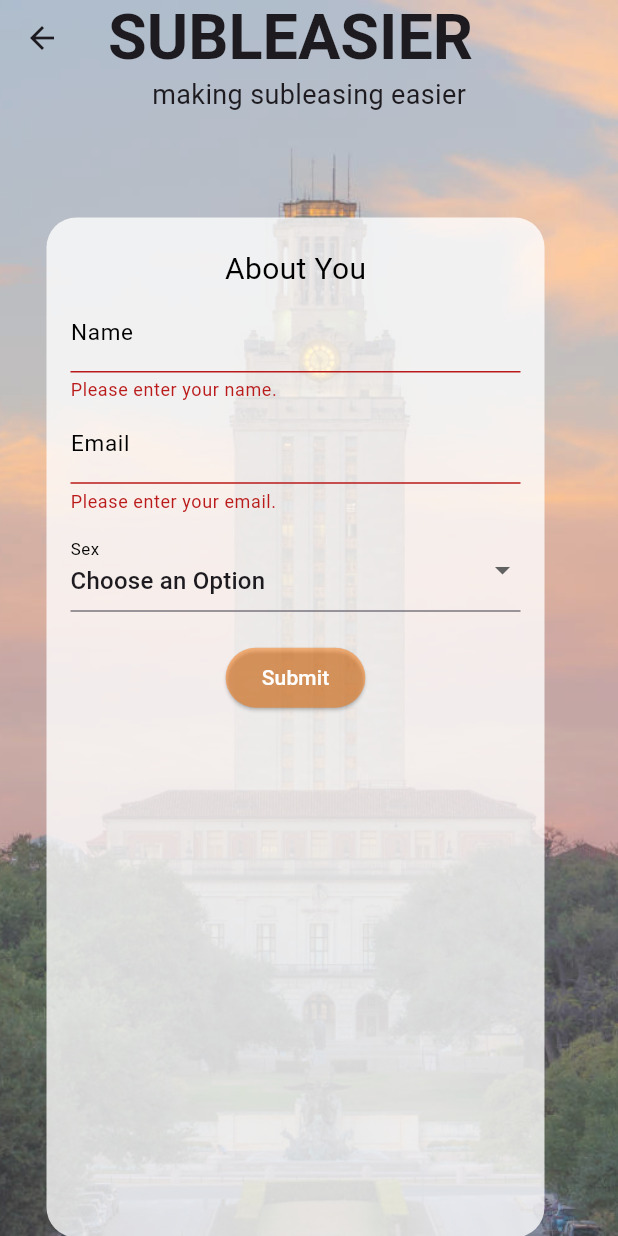
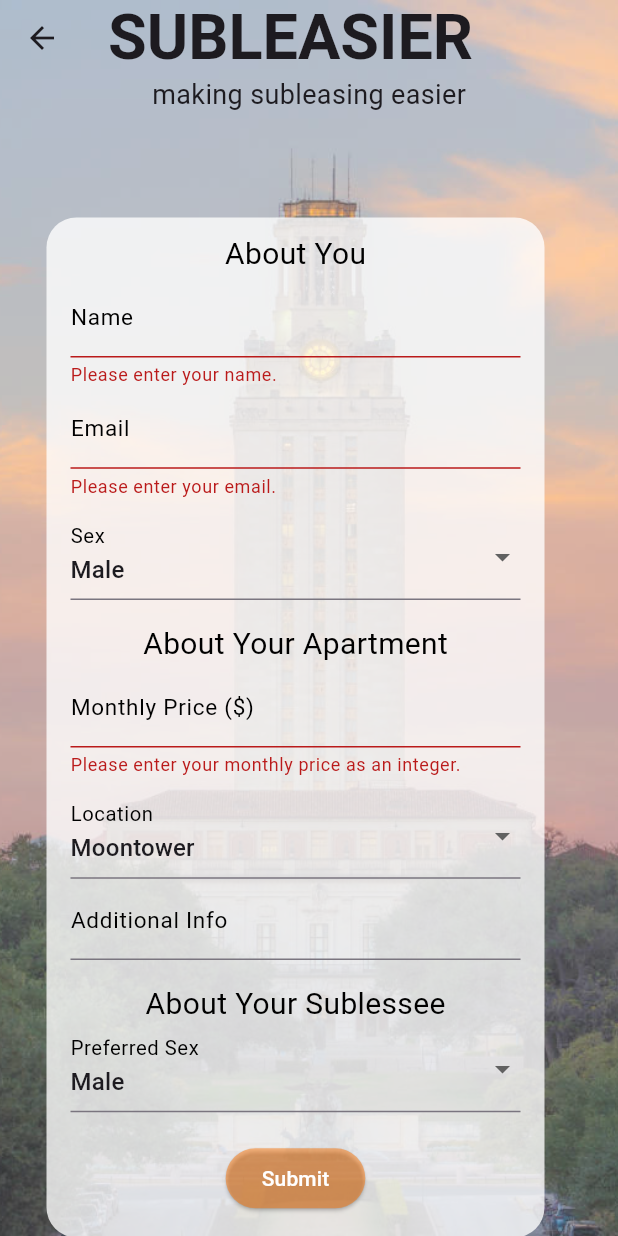
Before and after one commit to siddhi-bansal/subleasier, a Flutter app: the SublessorForm screen opened directly, after a tap on "Submit", on a phone screen of 412 x 824 dp. Run offline on Flutter 3.47's test engine with Material 3 defaults, Android fonts, the phone set to English and light mode, and no system bars.

Commit message:
done w designing form other than upload pics

```diff
--- a/lib/sublessor/posting_form.dart
+++ b/lib/sublessor/posting_form.dart
@@ -1,4 +1,5 @@
 import 'package:flutter/material.dart';
+import 'package:flutter/services.dart';
 import 'posting_success.dart';
 
 final GlobalKey<FormState> _formKey = GlobalKey<FormState>();
@@ -12,9 +13,12 @@ class _SublessorFormState extends State<SublessorForm> {
 
   String _name = '';
   String _email = '';
-  String? _sex = 'Choose an Option';
-  String _location = '';
-  final List<String> _sexList = ['Choose an Option', 'Male', 'Female'];
+  String? _sex = 'Male';
+  String? _sublessee_preferred_sex = 'Male';
+  String? _location = 'Moontower';
+  String? _additional_info = '';
+  int _monthly_price = 0;
+  final List<String> _sexList = ['Male', 'Female'];
   final List<String> _locationList = ['Moontower', 'Lark', '2400 Nueces'];
   @override
   Widget build(BuildContext context) {
@@ -70,12 +74,13 @@ class _SublessorFormState extends State<SublessorForm> {
         ),
         child: Column(
           children: <Widget>[
-            const SizedBox(height: 20.0),
+            const SizedBox(height: 10.0),
             Form(
         key: _formKey, // Associate the form key with this Form widget
         child: Padding(
           padding: EdgeInsets.symmetric(horizontal: 16.0),
           child: Column(
+            crossAxisAlignment: CrossAxisAlignment.center,
             children: <Widget>[
               const Center(child: Text('About You', style: TextStyle(fontSize: 20, color: Colors.black))),
               TextFormField(
@@ -90,7 +95,7 @@ class _SublessorFormState extends State<SublessorForm> {
                 style: TextStyle(fontSize: 15.0),
                 validator: (value) {
                   // Validation function for the name field
-                  if (value!.isEmpty) {
+                  if (value == null || value!.isEmpty) {
                     return 'Please enter your name.'; // Return an error message if the name is empty
                   }
                   return null; // Return null if the name is valid
@@ -111,7 +116,7 @@ class _SublessorFormState extends State<SublessorForm> {
                 style: TextStyle(fontSize: 15.0),
                 validator: (value) {
                   // Validation function for the email field
-                  if (value!.isEmpty) {
+                  if (value == null || value!.isEmpty) {
                     return 'Please enter your email.'; // Return an error message if the email is empty
                   }
                   return null; // Return null if the email is valid
@@ -120,41 +125,131 @@ class _SublessorFormState extends State<SublessorForm> {
                   _email = value!; // Save the entered email
                 },
               ),
-              SizedBox(height: 10),
-              FormField<String>(
-                validator: (value) {
-                  if (value == null || value.isEmpty || value == 'Choose an option') {
-                    return 'Please choose an option'; // Return an error message if "Choose an option" is selected
-                  }
-                  return null; // Return null if the value is valid
-                },
-              builder: (FormFieldState<String> state) {
-              return DropdownButtonFormField<String>(
-                value: _sex ?? '',
-                onChanged: (String? newValue) {
-                  setState(() {
-                    _sex = newValue;
-                    state.didChange(newValue);
-                  });
-                },
-                items: _sexList.map((String option) {
-                  return DropdownMenuItem<String>(
-                    value: option,
-                    child: Text(option)
-                  );
-                }
-                ).toList(),
-                 decoration: const InputDecoration(
-                  labelText: 'Sex',
-                  labelStyle: TextStyle(color: Colors.black, fontSize: 15, height: 1),
+              SizedBox(height: 10.0),
+
+              DropdownButtonFormField<String>(
+                  decoration: const InputDecoration(
+                    labelText: 'Sex', // Hint text
+                    labelStyle:
+               TextStyle(color: Colors.black, fontSize: 18),
+                    focusedBorder: UnderlineInputBorder(
+                      borderSide: BorderSide(
+                        color: Color.fromARGB(237, 193, 90, 5),
+                      ),
+                    ),
+                  ),
+                  value: _sex,
+                  items: _sexList.map((String value) {
+                    return DropdownMenuItem<String>(
+                      value: value,
+                      child: Text(value),
+                    );
+                  }).toList(),
+                  onChanged: (String? value) {
+                    setState(() {
+                      _sex = value;
+                    });
+                  },
+                ),
+                const SizedBox(height: 15.0),
+                const Center(child: Text('About Your Apartment', style: TextStyle(fontSize: 20, color: Colors.black))),
+                 TextFormField(
+                decoration: const InputDecoration(
+                  labelText: 'Monthly Price (\$)',
+                  labelStyle: TextStyle(color: Colors.black, fontSize: 15),
                   focusedBorder: UnderlineInputBorder(
                     borderSide: BorderSide(color: Color.fromARGB(237, 193, 90, 5),), // Change to your desired color
                   ),
                   ),
-              );
+                cursorColor: Color.fromARGB(237, 193, 90, 5),
+                inputFormatters: [
+                    FilteringTextInputFormatter.allow(RegExp(r'[0-9]')), // Only allow numeric characters
+                  ],
+                style: TextStyle(fontSize: 15.0),
+                validator: (value) {
+                  // Validation function for the monthly price field
+                  if (value == null || value!.isEmpty) {
+                    return 'Please enter your monthly price as an integer.'; // Return an error message if the monthly price is empty
+                  } else {
+                    return null; // Return null if the name is valid
+                  }
+                },
+                onSaved: (value) {
+                  _monthly_price = int.parse(value!); // Save the entered monthly price
+                },
+              ),
 
-              }
+            const SizedBox(height: 10.0),
+
+            DropdownButtonFormField<String>(
+                  decoration: const InputDecoration(
+                    labelText: 'Location', // Hint text
+                    labelStyle:
+               TextStyle(color: Colors.black, fontSize: 18),
+                    focusedBorder: UnderlineInputBorder(
+                      borderSide: BorderSide(
+                        color: Color.fromARGB(237, 193, 90, 5),
+                      ),
+                    ),
+                  ),
+                  value: _location,
+                  items: _locationList.map((String value) {
+                    return DropdownMenuItem<String>(
+                      value: value,
+                      child: Text(value),
+                    );
+                  }).toList(),
+                  onChanged: (String? value) {
+                    setState(() {
+                      _location = value;
+                    });
+                  },
+                ),
+
+                TextFormField(
+                decoration: const InputDecoration(
+                  labelText: 'Additional Info',
+                  labelStyle: TextStyle(color: Colors.black, fontSize: 15),
+                  focusedBorder: UnderlineInputBorder(
+                    borderSide: BorderSide(color: Color.fromARGB(237, 193, 90, 5),), // Change to your desired color
+                  ),
+                  ),
+                cursorColor: Color.fromARGB(237, 193, 90, 5),
+                style: TextStyle(fontSize: 15.0),
+                validator: (value) {
+                  return null; // Return null if the name is valid
+                },
+                onSaved: (value) {
+                  _additional_info = value!; // Save the entered name
+                },
               ),
+              const SizedBox(height: 15.0),
+                const Center(child: Text('About Your Sublessee', style: TextStyle(fontSize: 20, color: Colors.black))),
+                DropdownButtonFormField<String>(
+                  decoration: const InputDecoration(
+                    labelText: 'Preferred Sex', // Hint text
+                    labelStyle:
+               TextStyle(color: Colors.black, fontSize: 18),
+                    focusedBorder: UnderlineInputBorder(
+                      borderSide: BorderSide(
+                        color: Color.fromARGB(237, 193, 90, 5),
+                      ),
+                    ),
+                  ),
+                  value: _sublessee_preferred_sex,
+                  items: _sexList.map((String value) {
+                    return DropdownMenuItem<String>(
+                      value: value,
+                      child: Text(value),
+                    );
+                  }).toList(),
+                  onChanged: (String? value) {
+                    setState(() {
+                      _sublessee_preferred_sex = value;
+                    });
+                  },
+                ),
+
 
               const SizedBox(height: 20.0),
               ElevatedButton(
```
